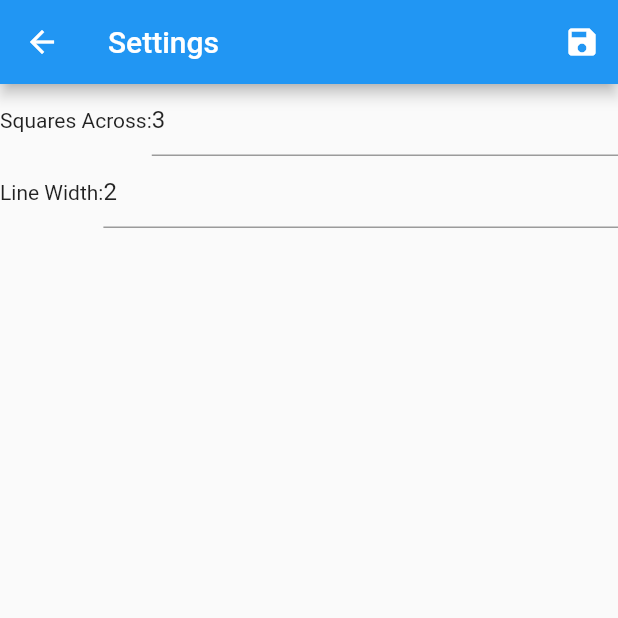
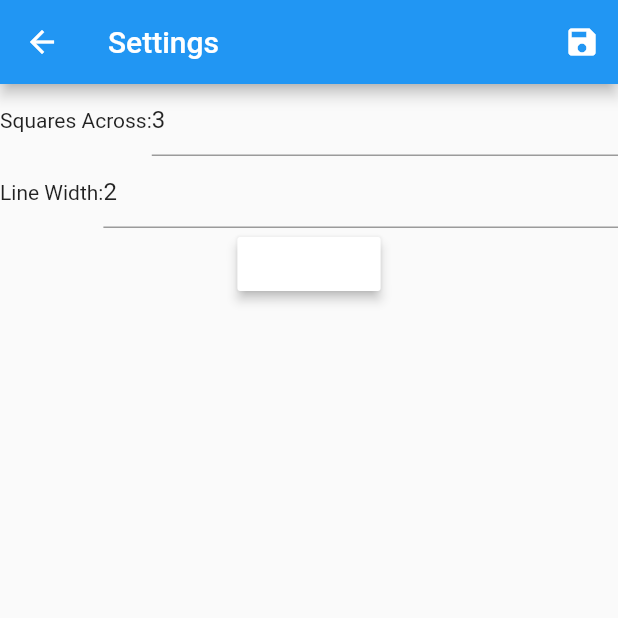
Before and after one commit to mymikemiller/grid_overlay, a Flutter app: the screen it shows after launch, after a tap on the "settings" icon, on a phone screen of 412 x 824 dp, the top half of it. Run offline on Flutter 3.47's test engine with Material 2 defaults, Android fonts, the phone set to English and light mode, and no system bars; our stand-ins replace camera, flutter_colorpicker, shared_preferences.

Commit message:
Adding ability to change the grid's color

```diff
--- a/lib/grid_overlay_home.dart
+++ b/lib/grid_overlay_home.dart
@@ -37,6 +37,7 @@ class _GridOverlayHomeState extends State<GridOverlayHome> {
   CameraController controller;
   int columns = 3;
   int lineWidth = 2;
+  Color lineColor = new Color(0xFFFFFFFF);
 
   final GlobalKey<ScaffoldState> _scaffoldKey = new GlobalKey<ScaffoldState>();
 
@@ -48,15 +49,21 @@ class _GridOverlayHomeState extends State<GridOverlayHome> {
   void _applyPrefs() async {
     final prefs = await SharedPreferences.getInstance();
 
-    // Read the settings from shared preferences
+    // Read the settings ;from shared preferences
     final newColumns = prefs.getInt('columns') ?? null;
     final newLineWidth = prefs.getInt('lineWidth') ?? null;
+    final newLineColorValue = prefs.getInt('lineColor') ?? null;
 
-    if (newColumns != null && newLineWidth != null) {
+    if (newColumns != null &&
+        newLineWidth != null &&
+        newLineColorValue != null) {
       setState(() {
         this.columns = newColumns;
         this.lineWidth = newLineWidth;
-        print("Applying newLineWidth $newLineWidth");
+
+        final newLineColor = Color(newLineColorValue);
+        this.lineColor = newLineColor;
+        print("Applying newLineColor $newLineColor");
       });
     }
   }
@@ -75,6 +82,7 @@ class _GridOverlayHomeState extends State<GridOverlayHome> {
         builder: (BuildContext context) => new SettingsScreen(
               columns: this.columns,
               lineWidth: this.lineWidth,
+              lineColor: this.lineColor,
             )));
 
     _applyPrefs();
@@ -104,7 +112,7 @@ class _GridOverlayHomeState extends State<GridOverlayHome> {
             child: new CustomPaint(
               painter: new GridPainter(
                 columns: columns,
-                gridColor: Colors.white,
+                gridColor: lineColor,
                 strokeWidth: lineWidth.toDouble(),
               ),
             ),
--- a/lib/main.dart
+++ b/lib/main.dart
@@ -21,6 +21,7 @@ class CameraApp extends StatelessWidget {
         'main': (BuildContext context) => new GridOverlayHome(camera: camera),
         'settings': (BuildContext context) => new SettingsScreen(),
       },
+      debugShowCheckedModeBanner: false,
     );
   }
 }
--- a/lib/settings_screen.dart
+++ b/lib/settings_screen.dart
@@ -1,11 +1,13 @@
 import 'package:flutter/material.dart';
 import 'package:shared_preferences/shared_preferences.dart';
+import 'package:flutter_colorpicker/flutter_colorpicker.dart';
 
 class SettingsScreen extends StatefulWidget {
   final int columns;
   final int lineWidth;
+  final Color lineColor;
 
-  SettingsScreen({this.columns, this.lineWidth});
+  SettingsScreen({this.columns, this.lineWidth, this.lineColor});
 
   @override
   SettingsScreenState createState() {
@@ -16,6 +18,15 @@ class SettingsScreen extends StatefulWidget {
 class SettingsScreenState extends State<SettingsScreen> {
   TextEditingController _columnsController;
   TextEditingController _lineWidthController;
+
+  Color pickerColor = new Color(0xff443a49);
+  Color currentColor = new Color(0xff443a49);
+  ValueChanged<Color> onColorChanged;
+
+  // bind some values with [ValueChanged<Color>] callback
+  changeColor(Color color) {
+    setState(() => pickerColor = color);
+  }
 
   // Create a global key that will uniquely identify the Form widget and allow
   // us to validate the form
@@ -31,6 +42,8 @@ class SettingsScreenState extends State<SettingsScreen> {
 
     _lineWidthController =
         new TextEditingController(text: widget.lineWidth.toString());
+
+    currentColor = widget.lineColor;
   }
 
   _saveSettings() async {
@@ -42,6 +55,8 @@ class SettingsScreenState extends State<SettingsScreen> {
 
     int lineWidth = int.parse(_lineWidthController.text);
     await prefs.setInt("lineWidth", lineWidth);
+
+    await prefs.setInt("lineColor", currentColor.value);
   }
 
   bool _validateNumber(String value) {
@@ -105,9 +120,44 @@ class SettingsScreenState extends State<SettingsScreen> {
                     ),
                   ),
                 ],
+              ),
+              Center(
+                child: RaisedButton(
+                    child: Text("Line Color"),
+                    elevation: 3.0,
+                    onPressed: () {
+                      pickerColor = currentColor;
+                      showDialog(
+                        context: context,
+                        builder: (BuildContext context) {
+                          return AlertDialog(
+                            title: const Text('Pick a color!'),
+                            content: SingleChildScrollView(
+                              child: ColorPicker(
+                                pickerColor: pickerColor,
+                                onColorChanged: changeColor,
+                                colorPickerWidth: 1000.0,
+                                pickerAreaHeightPercent: 0.7,
+                              ),
+                            ),
+                            actions: <Widget>[
+                              FlatButton(
+                                child: Text('Got it'),
+                                onPressed: () {
+                                  setState(() => currentColor = pickerColor);
+                                  Navigator.of(context).pop();
+                                },
+                              ),
+                            ],
+                          );
+                        },
+                      );
+                    },
+                    color: currentColor,
+                    textColor: Colors.white),
               )
             ],
-          )),
-    );
+          ),
+        ));
   }
 }
--- a/pubspec.yaml
+++ b/pubspec.yaml
@@ -12,6 +12,7 @@ dependencies:
   camera: ^0.2.3
   path_provider:
   shared_preferences: "^0.4.2"
+  flutter_colorpicker: any
 
 dev_dependencies:
   flutter_test:
```
Also changed, not shown: pubspec.lock. Lines whose indentation alone changed are shown as unchanged.
